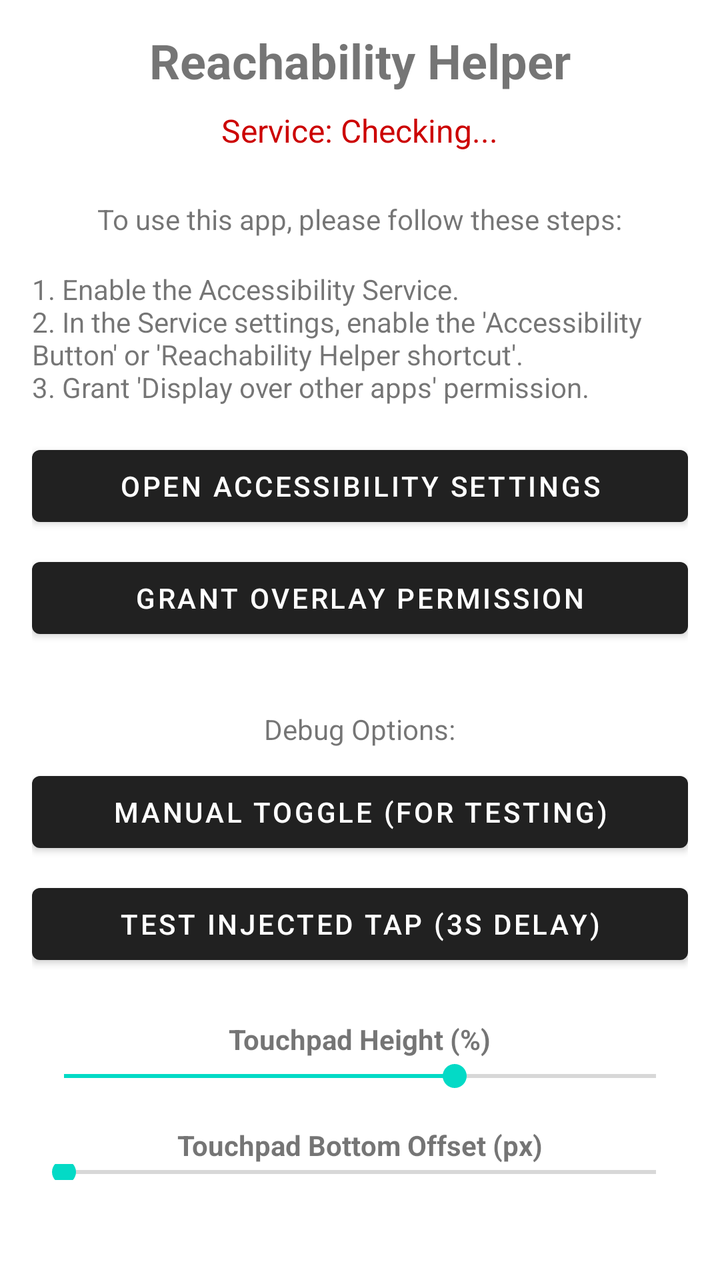
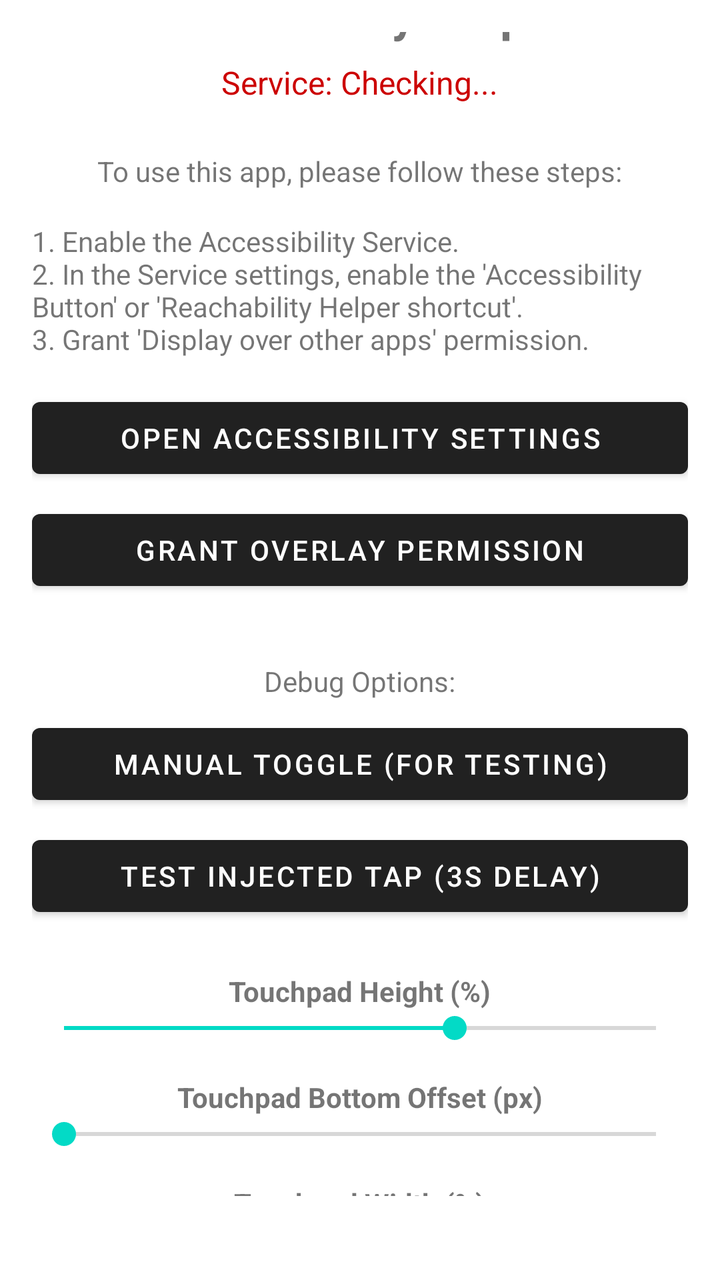

Compare the two renders of this Android layout. The source of the first and the diff that turns it into the second are given below.
<!-- AndroidManifest.xml: application theme Theme.ReachabilityHelper -->
<!-- res/layout/activity_main.xml -->
<?xml version="1.0" encoding="utf-8"?>
<LinearLayout xmlns:android="http://schemas.android.com/apk/res/android"
    android:layout_width="match_parent"
    android:layout_height="match_parent"
    android:orientation="vertical"
    android:padding="16dp"
    android:gravity="center">

    <TextView
        android:layout_width="wrap_content"
        android:layout_height="wrap_content"
        android:text="Reachability Helper"
        android:textSize="24sp"
        android:textStyle="bold"
        android:layout_marginBottom="8dp"/>

    <TextView
        android:id="@+id/tv_service_status"
        android:layout_width="wrap_content"
        android:layout_height="wrap_content"
        android:text="Service: Checking..."
        android:textSize="16sp"
        android:layout_marginBottom="24dp"
        android:textColor="@android:color/holo_red_dark"/>

    <TextView
        android:layout_width="wrap_content"
        android:layout_height="wrap_content"
        android:text="To use this app, please follow these steps:"
        android:layout_marginBottom="16dp"
        android:textAlignment="center"/>

    <TextView
        android:layout_width="wrap_content"
        android:layout_height="wrap_content"
        android:text="1. Enable the Accessibility Service.\n2. In the Service settings, enable the 'Accessibility Button' or 'Reachability Helper shortcut'.\n3. Grant 'Display over other apps' permission."
        android:layout_marginBottom="16dp"
        android:textAlignment="viewStart"/>

    <Button
        android:id="@+id/btn_accessibility_settings"
        android:layout_width="match_parent"
        android:layout_height="wrap_content"
        android:text="Open Accessibility Settings"
        android:layout_marginBottom="8dp"/>

    <Button
        android:id="@+id/btn_overlay_settings"
        android:layout_width="match_parent"
        android:layout_height="wrap_content"
        android:text="Grant Overlay Permission"
        android:layout_marginBottom="32dp"/>

    <TextView
        android:layout_width="wrap_content"
        android:layout_height="wrap_content"
        android:text="Debug Options:"
        android:layout_marginBottom="8dp"/>

    <Button
        android:id="@+id/btn_toggle_service"
        android:layout_width="match_parent"
        android:layout_height="wrap_content"
        android:text="Manual Toggle (for testing)"
        android:layout_marginBottom="8dp"/>

    <Button
        android:id="@+id/btn_test_tap"
        android:layout_width="match_parent"
        android:layout_height="wrap_content"
        android:text="Test Injected Tap (3s delay)"
        android:layout_marginBottom="24dp"/>

    <TextView
        android:layout_width="wrap_content"
        android:layout_height="wrap_content"
        android:text="Touchpad Height (%)"
        android:textStyle="bold"/>
    <SeekBar
        android:id="@+id/sb_height"
        android:layout_width="match_parent"
        android:layout_height="wrap_content"
        android:max="50"
        android:progress="33"
        android:layout_marginBottom="16dp"/>

    <TextView
        android:layout_width="wrap_content"
        android:layout_height="wrap_content"
        android:text="Touchpad Bottom Offset (px)"
        android:textStyle="bold"/>
    <SeekBar
        android:id="@+id/sb_offset"
        android:layout_width="match_parent"
        android:layout_height="wrap_content"
        android:max="1000"
        android:progress="0"
        android:layout_marginBottom="32dp"/>

    <LinearLayout
        android:layout_width="match_parent"
        android:layout_height="wrap_content"
        android:orientation="horizontal"
        android:gravity="center_vertical"
        android:layout_marginBottom="4dp">
        <TextView
            android:layout_width="0dp"
            android:layout_height="wrap_content"
            android:layout_weight="1"
            android:text="Logs:"
            android:textStyle="bold"/>
        <Button
            android:id="@+id/btn_copy_logs"
            android:layout_width="wrap_content"
            android:layout_height="wrap_content"
            android:text="Copy"
            style="@style/Widget.MaterialComponents.Button.TextButton"/>
        <Button
            android:id="@+id/btn_clear_logs"
            android:layout_width="wrap_content"
            android:layout_height="wrap_content"
            android:text="Clear"
            style="@style/Widget.MaterialComponents.Button.TextButton"/>
    </LinearLayout>

    <ScrollView
        android:layout_width="match_parent"
        android:layout_height="0dp"
        android:layout_weight="1"
        android:background="#EEEEEE"
        android:padding="8dp">
        <TextView
            android:id="@+id/tv_logs"
            android:layout_width="match_parent"
            android:layout_height="wrap_content"
            android:fontFamily="monospace"
            android:textSize="12sp"
            android:textIsSelectable="true"
            android:text="Waiting for logs..."/>
    </ScrollView>

</LinearLayout>
<!-- resources referenced by this layout -->
<resources>
  <style name="Theme.ReachabilityHelper" parent="Theme.MaterialComponents.DayNight.DarkActionBar" />
</resources>

<!-- the commit's change to res/layout/activity_main.xml (unified diff, before → after) -->
@@ -95,6 +95,32 @@
         android:layout_height="wrap_content"
         android:max="1000"
         android:progress="0"
+        android:layout_marginBottom="16dp"/>
+
+    <TextView
+        android:layout_width="wrap_content"
+        android:layout_height="wrap_content"
+        android:text="Touchpad Width (%)"
+        android:textStyle="bold"/>
+    <SeekBar
+        android:id="@+id/sb_width"
+        android:layout_width="match_parent"
+        android:layout_height="wrap_content"
+        android:max="100"
+        android:progress="100"
+        android:layout_marginBottom="16dp"/>
+
+    <TextView
+        android:layout_width="wrap_content"
+        android:layout_height="wrap_content"
+        android:text="Touchpad Left Offset (px)"
+        android:textStyle="bold"/>
+    <SeekBar
+        android:id="@+id/sb_left_offset"
+        android:layout_width="match_parent"
+        android:layout_height="wrap_content"
+        android:max="1000"
+        android:progress="0"
         android:layout_marginBottom="32dp"/>
 
     <LinearLayout
